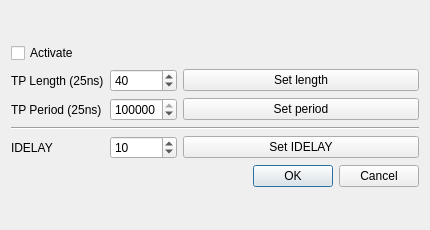
Qt form SpidrMpx3Eq/testpulses.ui (navrit/dexter) before a commit.
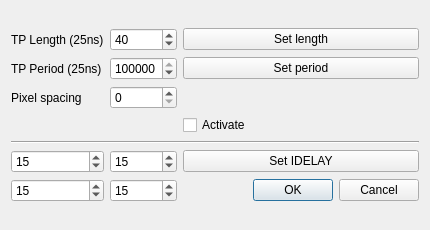
The same form after that commit.

Commit message: Apply IDELAY to chips individually

```diff
--- a/SpidrMpx3Eq/testpulses.ui
+++ b/SpidrMpx3Eq/testpulses.ui
@@ -19,10 +19,13 @@
   <layout class="QVBoxLayout" name="verticalLayout">
    <item>
     <layout class="QGridLayout" name="gridLayout">
-     <item row="3" column="0" colspan="3">
-      <widget class="Line" name="line">
-       <property name="orientation">
-        <enum>Qt::Horizontal</enum>
+     <item row="7" column="1">
+      <widget class="QSpinBox" name="spinBox_idelay_chip0">
+       <property name="maximum">
+        <number>31</number>
+       </property>
+       <property name="value">
+        <number>15</number>
        </property>
       </widget>
      </item>
@@ -36,74 +39,10 @@
        </property>
       </widget>
      </item>
-     <item row="1" column="1">
-      <widget class="QSpinBox" name="spinBox_length">
-       <property name="toolTip">
-        <string>Default: 40 = 1us</string>
-       </property>
-       <property name="maximum">
-        <number>2147483647</number>
-       </property>
-       <property name="singleStep">
-        <number>1000</number>
-       </property>
-       <property name="value">
-        <number>40</number>
-       </property>
-      </widget>
-     </item>
-     <item row="4" column="1">
-      <widget class="QSpinBox" name="spinBox_idelay">
-       <property name="maximum">
-        <number>31</number>
-       </property>
-       <property name="value">
-        <number>10</number>
-       </property>
-      </widget>
-     </item>
-     <item row="0" column="0">
-      <widget class="QCheckBox" name="activateCheckBox">
-       <property name="text">
-        <string>Activate</string>
-       </property>
-      </widget>
-     </item>
-     <item row="4" column="0">
-      <widget class="QLabel" name="label">
-       <property name="text">
-        <string>IDELAY</string>
-       </property>
-      </widget>
-     </item>
-     <item row="5" column="2">
-      <widget class="QDialogButtonBox" name="buttonBox">
+     <item row="6" column="0" colspan="3">
+      <widget class="Line" name="line">
        <property name="orientation">
         <enum>Qt::Horizontal</enum>
-       </property>
-       <property name="standardButtons">
-        <set>QDialogButtonBox::Cancel|QDialogButtonBox::Ok</set>
-       </property>
-      </widget>
-     </item>
-     <item row="4" column="2">
-      <widget class="QPushButton" name="pushButton_setIDELAY">
-       <property name="text">
-        <string>Set IDELAY</string>
-       </property>
-      </widget>
-     </item>
-     <item row="1" column="0">
-      <widget class="QLabel" name="label_2">
-       <property name="text">
-        <string>TP Length (25ns)</string>
-       </property>
-      </widget>
-     </item>
-     <item row="2" column="0">
-      <widget class="QLabel" name="label_3">
-       <property name="text">
-        <string>TP Period (25ns)</string>
        </property>
       </widget>
      </item>
@@ -123,6 +62,33 @@
        </property>
       </widget>
      </item>
+     <item row="2" column="0">
+      <widget class="QLabel" name="label_3">
+       <property name="text">
+        <string>TP Period (25ns)</string>
+       </property>
+      </widget>
+     </item>
+     <item row="3" column="1">
+      <widget class="QSpinBox" name="spinBox_pixelSpacing">
+       <property name="minimum">
+        <number>0</number>
+       </property>
+       <property name="maximum">
+        <number>63</number>
+       </property>
+       <property name="value">
+        <number>0</number>
+       </property>
+      </widget>
+     </item>
+     <item row="1" column="0">
+      <widget class="QLabel" name="label_2">
+       <property name="text">
+        <string>TP Length (25ns)</string>
+       </property>
+      </widget>
+     </item>
      <item row="2" column="2">
       <widget class="QPushButton" name="pushButton_setPeriod">
        <property name="toolTip">
@@ -133,6 +99,86 @@
        </property>
       </widget>
      </item>
+     <item row="1" column="1">
+      <widget class="QSpinBox" name="spinBox_length">
+       <property name="toolTip">
+        <string>Default: 40 = 1us</string>
+       </property>
+       <property name="maximum">
+        <number>2147483647</number>
+       </property>
+       <property name="singleStep">
+        <number>1000</number>
+       </property>
+       <property name="value">
+        <number>40</number>
+       </property>
+      </widget>
+     </item>
+     <item row="7" column="2">
+      <widget class="QPushButton" name="pushButton_setIDELAY">
+       <property name="text">
+        <string>Set IDELAY</string>
+       </property>
+      </widget>
+     </item>
+     <item row="8" column="2">
+      <widget class="QDialogButtonBox" name="buttonBox">
+       <property name="orientation">
+        <enum>Qt::Horizontal</enum>
+       </property>
+       <property name="standardButtons">
+        <set>QDialogButtonBox::Cancel|QDialogButtonBox::Ok</set>
+       </property>
+      </widget>
+     </item>
+     <item row="3" column="0">
+      <widget class="QLabel" name="label_4">
+       <property name="toolTip">
+        <string>Spacing between pixels, eg. 0 means there will be no gap.</string>
+       </property>
+       <property name="text">
+        <string>Pixel spacing</string>
+       </property>
+      </widget>
+     </item>
+     <item row="4" column="2">
+      <widget class="QCheckBox" name="activateCheckBox">
+       <property name="text">
+        <string>Activate</string>
+       </property>
+      </widget>
+     </item>
+     <item row="8" column="1">
+      <widget class="QSpinBox" name="spinBox_idelay_chip1">
+       <property name="maximum">
+        <number>31</number>
+       </property>
+       <property name="value">
+        <number>15</number>
+       </property>
+      </widget>
+     </item>
+     <item row="8" column="0">
+      <widget class="QSpinBox" name="spinBox_idelay_chip2">
+       <property name="maximum">
+        <number>31</number>
+       </property>
+       <property name="value">
+        <number>15</number>
+       </property>
+      </widget>
+     </item>
+     <item row="7" column="0">
+      <widget class="QSpinBox" name="spinBox_idelay_chip3">
+       <property name="maximum">
+        <number>31</number>
+       </property>
+       <property name="value">
+        <number>15</number>
+       </property>
+      </widget>
+     </item>
     </layout>
    </item>
   </layout>
```
Left out of the diff: 3 changed lines with no effect on the pictures. The commit also changes 1 other file.
